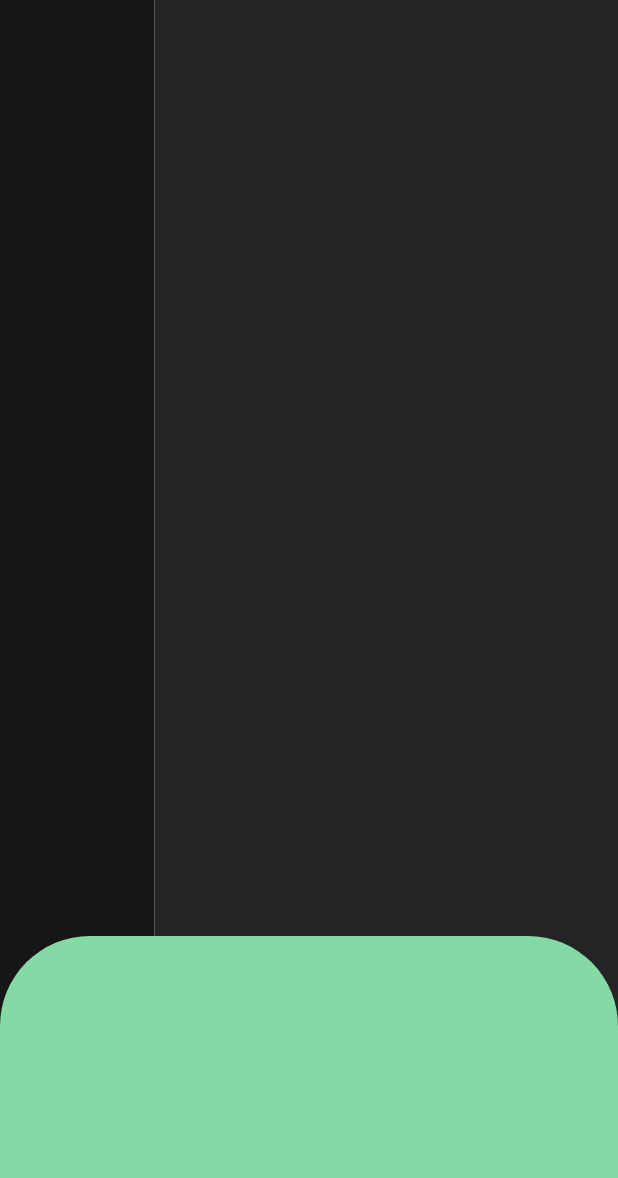
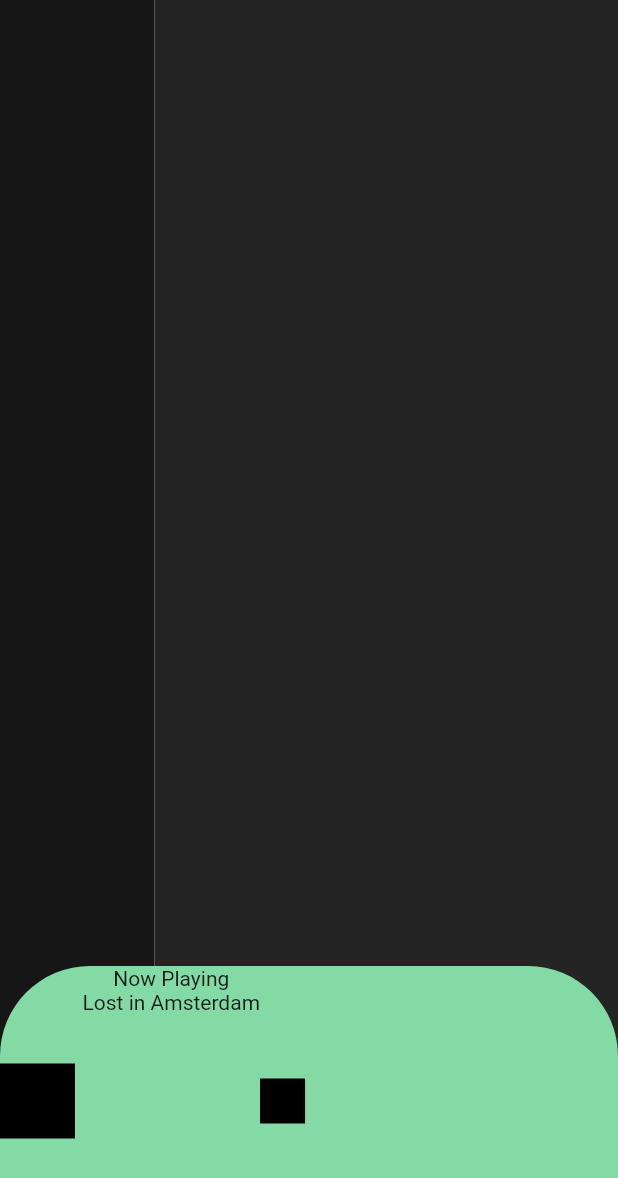
Before and after one commit to BernatCasanas/Song_Dispositius, a Flutter app: the screen it shows after launch, on a phone screen of 412 x 824 dp. Shown: the top 1178 px of the screen. Run offline on Flutter 3.47's test engine with Material 2 defaults, Android fonts, the phone set to English and light mode, and no system bars; missing offline and left inert: dart:html.

Commit message:
filling songplaying

```diff
--- a/myapp/lib/SongPlaying.dart
+++ b/myapp/lib/SongPlaying.dart
@@ -1,3 +1,5 @@
+import 'dart:html';
+
 import 'package:flutter/cupertino.dart';
 import 'package:flutter/material.dart';
 
@@ -5,13 +7,37 @@ class SongPlaying extends StatelessWidget {
   @override
   Widget build(BuildContext context) {
     return Container(
-      height:200,
+      height: 180,
       decoration: BoxDecoration(
         borderRadius: BorderRadius.vertical(
           top: Radius.circular(60),
         ),
         color: Color.fromRGBO(132, 218, 165, 1),
       ),
+      child: Row(
+        children: [
+          Container(
+            width: 50,
+            height: 50,
+            color: Colors.black,
+          ),
+          SizedBox(width: 5),
+          Column(
+            children: [
+              Text(
+                "Now Playing",
+                style: TextStyle(),
+              ),
+              Text("Lost in Amsterdam"),
+            ],
+          ),
+          Container(
+            width: 30,
+            height: 30,
+            color: Colors.black,
+          ),
+        ],
+      ),
     );
   }
 }
```
